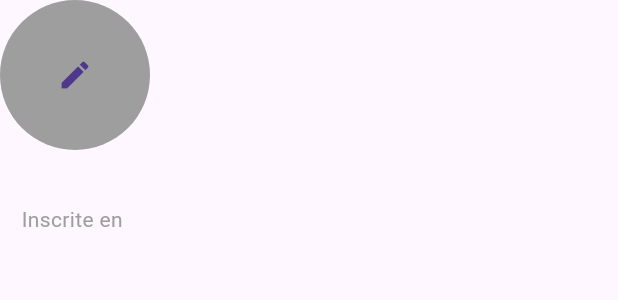
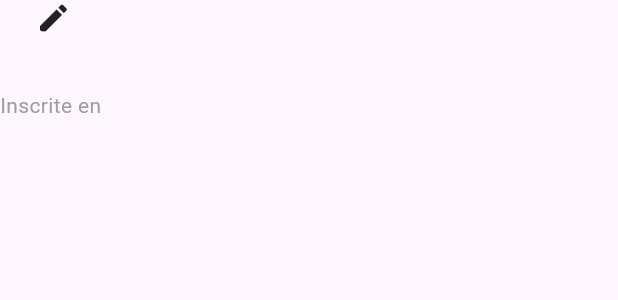
Before and after one commit to DevASquared/RemerceeFlutterApp, a Flutter app: the UserProfile widget shown alone on an empty page, opened directly, on a phone screen of 412 x 824 dp. Shown: the top 300 px of the screen. Run offline on Flutter 3.47's test engine with Material 3 defaults, Android fonts, the phone set to English and light mode, and no system bars; our stand-ins replace fl_chart, flutter_rating_bar, google_fonts, shared_preferences; missing offline and left inert: mobile_scanner; accounts and stored records are empty; network calls fail.

Commit message:
feat(app): v0.96

```diff
--- a/lib/components/user_profile.dart
+++ b/lib/components/user_profile.dart
@@ -42,19 +42,21 @@
         mainAxisAlignment: MainAxisAlignment.start,
         children: [
           GestureDetector(
-            child: CircleAvatar(
-              radius: 50,
-              backgroundColor: Colors.grey,
+            child: ClipRRect(
+              borderRadius: BorderRadius.circular(500),
               child: imageUrl == ""
                   ? widget.public
                       ? Container()
                       : const Icon(Icons.edit)
                   : Image.network(
-                      "https://via.placeholder.com/150",
+                      imageUrl,
                       errorBuilder: (BuildContext context, Object error, StackTrace? stackTrace) {
                         log("error: $error");
                         return const Icon(Icons.broken_image);
                       },
+                      fit: BoxFit.cover,
+                      width: MediaQuery.of(context).size.height * 0.15,
+                      height: MediaQuery.of(context).size.height * 0.15,
                       loadingBuilder: (BuildContext context, Widget child, ImageChunkEvent? loadingProgress) {
                         if (loadingProgress == null) {
                           return child;
```
